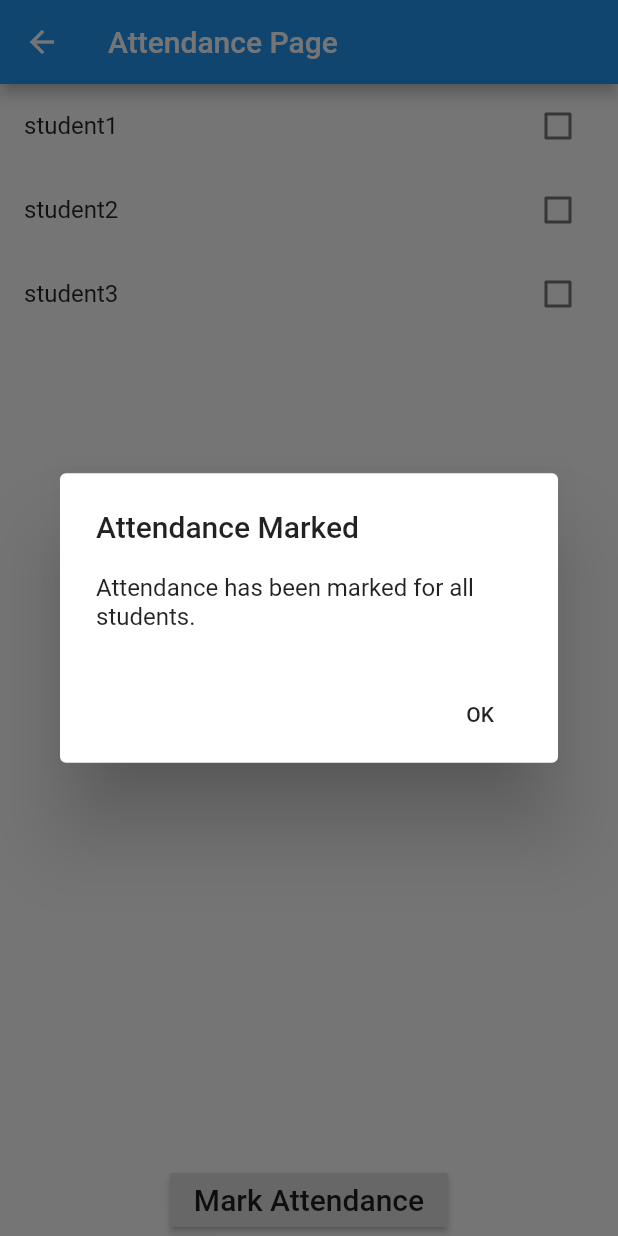
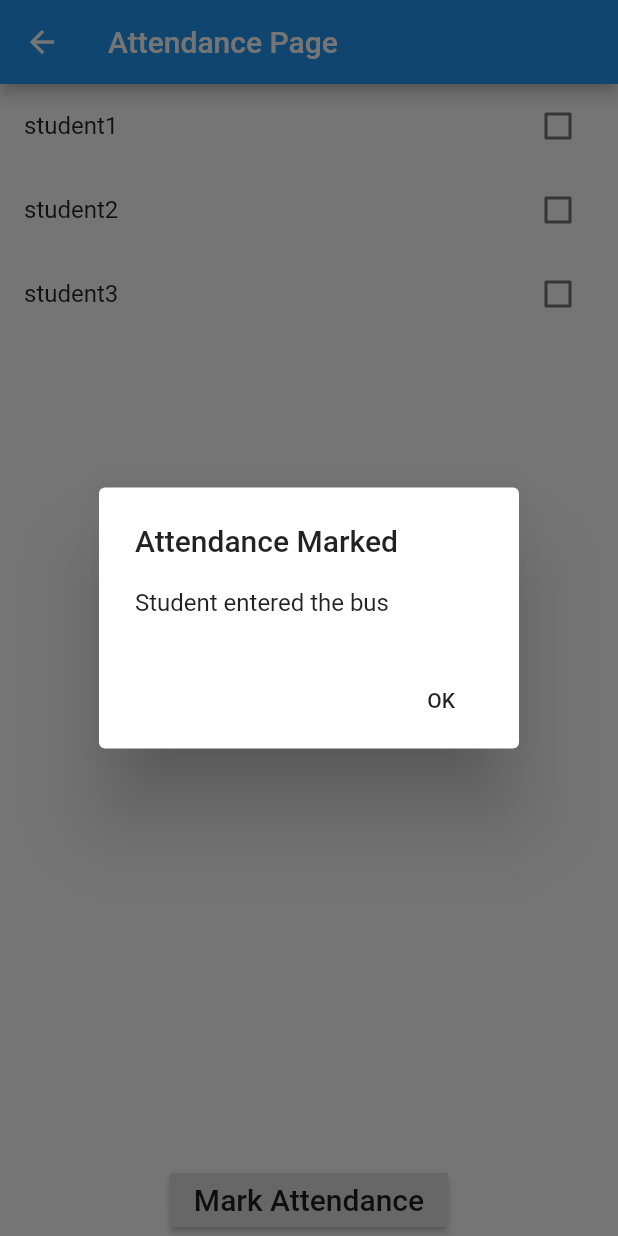
Before and after one commit to Christy02/SafeBus, a Flutter app: the AttendancePage screen opened directly, after a tap on "Mark Attendance", on a phone screen of 412 x 824 dp. Run offline on Flutter 3.47's test engine with Material 2 defaults, Android fonts, the light colour scheme and no system bars; our stand-ins replace cloud_firestore, firebase_auth, firebase_core, flutter_local_notifications, fluttertoast, google_maps_flutter; accounts and stored records are empty.

Commit message:
attendance trial

```diff
--- a/lib/attendance.dart
+++ b/lib/attendance.dart
@@ -1,6 +1,6 @@
 import 'package:cloud_firestore/cloud_firestore.dart';
-import 'package:firebase_messaging/firebase_messaging.dart';
 import 'package:flutter/material.dart';
+import 'package:flutter_local_notifications/flutter_local_notifications.dart';
 
 class AttendancePage extends StatefulWidget {
   @override
@@ -15,7 +15,8 @@ class _AttendancePageState extends State<AttendancePage> {
   ]; // Replace with your own student IDs
   Map<String, bool> _attendanceMap = {};
 
-  final FirebaseMessaging _firebaseMessaging = FirebaseMessaging.instance;
+  final FlutterLocalNotificationsPlugin _flutterLocalNotificationsPlugin =
+      FlutterLocalNotificationsPlugin();
 
   @override
   void initState() {
@@ -24,6 +25,13 @@ class _AttendancePageState extends State<AttendancePage> {
     for (String studentId in _studentIds) {
       _attendanceMap[studentId] = false;
     }
+    // Configure the notification plugin
+    var initializationSettingsAndroid =
+        AndroidInitializationSettings('@mipmap/ic_launcher');
+    var initializationSettingsIOS = IOSInitializationSettings();
+    var initializationSettings = InitializationSettings(
+        android: initializationSettingsAndroid, iOS: initializationSettingsIOS);
+    _flutterLocalNotificationsPlugin.initialize(initializationSettings);
   }
 
   void _markAttendance() async {
@@ -37,20 +45,16 @@ class _AttendancePageState extends State<AttendancePage> {
     }
 
     // Send push notification to teacher
-    String? token = await _firebaseMessaging.getToken();
-    if (token != null) {
-      /*_firebaseMessaging.send(
-        to: token,
-        notification: Notification(
-          title: 'Attendance marked!',
-          body: 'Attendance has been marked for all students.',
-        ),
-        data: {
-          'click_action': 'FLUTTER_NOTIFICATION_CLICK',
-          'screen': 'attendance',
-        },
-      );*/
-    }
+    var androidPlatformChannelSpecifics = AndroidNotificationDetails(
+        'channel_id', 'channel_name', 'channel_description',
+        importance: Importance.max, priority: Priority.high, ticker: 'ticker');
+    var iOSPlatformChannelSpecifics = IOSNotificationDetails();
+    var platformChannelSpecifics = NotificationDetails(
+        android: androidPlatformChannelSpecifics,
+        iOS: iOSPlatformChannelSpecifics);
+    await _flutterLocalNotificationsPlugin.show(0, 'Attendance marked!',
+        'Student entered the bus', platformChannelSpecifics,
+        payload: 'attendance');
 
     // Show success dialog
     showDialog(
@@ -58,7 +62,7 @@ class _AttendancePageState extends State<AttendancePage> {
       builder: (BuildContext context) {
         return AlertDialog(
           title: Text('Attendance Marked'),
-          content: Text('Attendance has been marked for all students.'),
+          content: Text('Student entered the bus'),
           actions: [
             FlatButton(
               child: Text('OK'),
--- a/pubspec.yaml
+++ b/pubspec.yaml
@@ -40,6 +40,7 @@ dependencies:
   google_maps_flutter: ^2.2.5
   fluttertoast: ^8.2.1
   firebase_messaging: ^14.3.0
+  flutter_local_notifications: ^8.2.0
 
 dev_dependencies:
   flutter_test:
```
Also changed, not shown: pubspec.lock.
